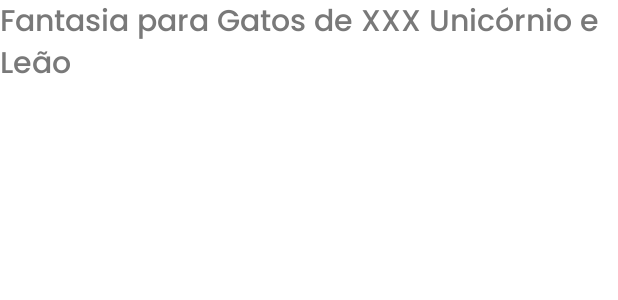
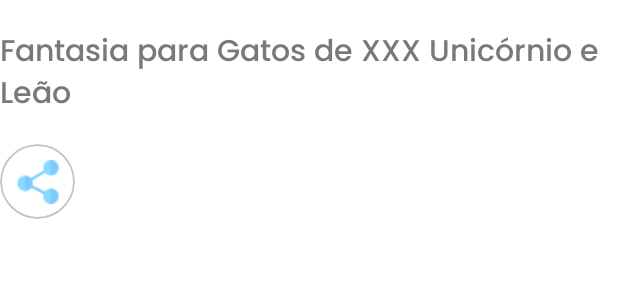
Before and after one commit to isefshondo/PetshopDoginsMobile, an Android app built with Jetpack Compose: the @Preview function VisualizeProductCardPreview, on a phone screen of 412 x 824 dp. Shown: the top 300 px of the screen. Run offline under Robolectric (Android 15) with nearby library versions, the phone set to English and light mode, and no system bars.

Commit message:
chore: visualize product component image

```diff
--- a/app/src/main/java/com/example/petshopdoginsmobile/ui/components/buttons/IconButton.kt
+++ b/app/src/main/java/com/example/petshopdoginsmobile/ui/components/buttons/IconButton.kt
@@ -23,7 +23,7 @@ import com.example.petshopdoginsmobile.ui.theme.White
 
 @Composable
 fun IconButton(
-    image: Painter,
+    // image: Painter,
     // onClick: () -> Unit,
 ) {
     Box (
@@ -42,7 +42,7 @@ fun IconButton(
             contentAlignment = Alignment.Center
         ) {
             Image(
-                painter = image,
+                painter = painterResource(id = R.drawable.share_icon),
                 contentDescription = "Button's Icon"
             )
         }
@@ -54,7 +54,7 @@ fun IconButton(
 fun IconButtonPreview() {
     PetshopDoginsMobileTheme {
         IconButton(
-            image = painterResource(id = R.drawable.share_icon)
+            // image = painterResource(id = R.drawable.share_icon)
         )
     }
 }
--- a/app/src/main/java/com/example/petshopdoginsmobile/ui/components/cards/VisualizeProductCard.kt
+++ b/app/src/main/java/com/example/petshopdoginsmobile/ui/components/cards/VisualizeProductCard.kt
@@ -1,16 +1,25 @@
 package com.example.petshopdoginsmobile.ui.components.cards
 
+import androidx.compose.foundation.Image
 import androidx.compose.foundation.layout.Box
 import androidx.compose.foundation.layout.Column
+import androidx.compose.foundation.layout.Row
+import androidx.compose.foundation.layout.fillMaxHeight
 import androidx.compose.foundation.layout.fillMaxWidth
+import androidx.compose.foundation.layout.height
+import androidx.compose.foundation.layout.padding
+import com.example.petshopdoginsmobile.R
 import androidx.compose.material3.Text
 import androidx.compose.runtime.Composable
 import androidx.compose.ui.Alignment
 import androidx.compose.ui.Modifier
+import androidx.compose.ui.res.painterResource
 import androidx.compose.ui.text.SpanStyle
 import androidx.compose.ui.text.buildAnnotatedString
 import androidx.compose.ui.text.withStyle
 import androidx.compose.ui.tooling.preview.Preview
+import androidx.compose.ui.unit.dp
+import com.example.petshopdoginsmobile.ui.components.buttons.IconButton
 import com.example.petshopdoginsmobile.ui.theme.GreyDarkier
 import com.example.petshopdoginsmobile.ui.theme.PetshopDoginsMobileTheme
 import com.example.petshopdoginsmobile.ui.theme.medium20
@@ -23,7 +32,8 @@ fun VisualizeProductCard(
         Column {
             Box (
                 modifier = Modifier
-                    .fillMaxWidth(),
+                    .fillMaxWidth()
+                    .padding(vertical = 20.dp),
                 contentAlignment = Alignment.CenterStart
             ) {
                 Text(
@@ -36,6 +46,22 @@ fun VisualizeProductCard(
                     },
                     style = medium20
                 )
+            }
+            Row (
+                modifier = Modifier
+                    .height(259.dp)
+            ) {
+                Column (
+                    modifier = Modifier
+                        .fillMaxHeight(),
+                ) {
+                    IconButton()
+                }
+                Column (
+                    modifier = Modifier
+                        .fillMaxHeight(),
+                ) {
+                }
             }
         }
     }
```
